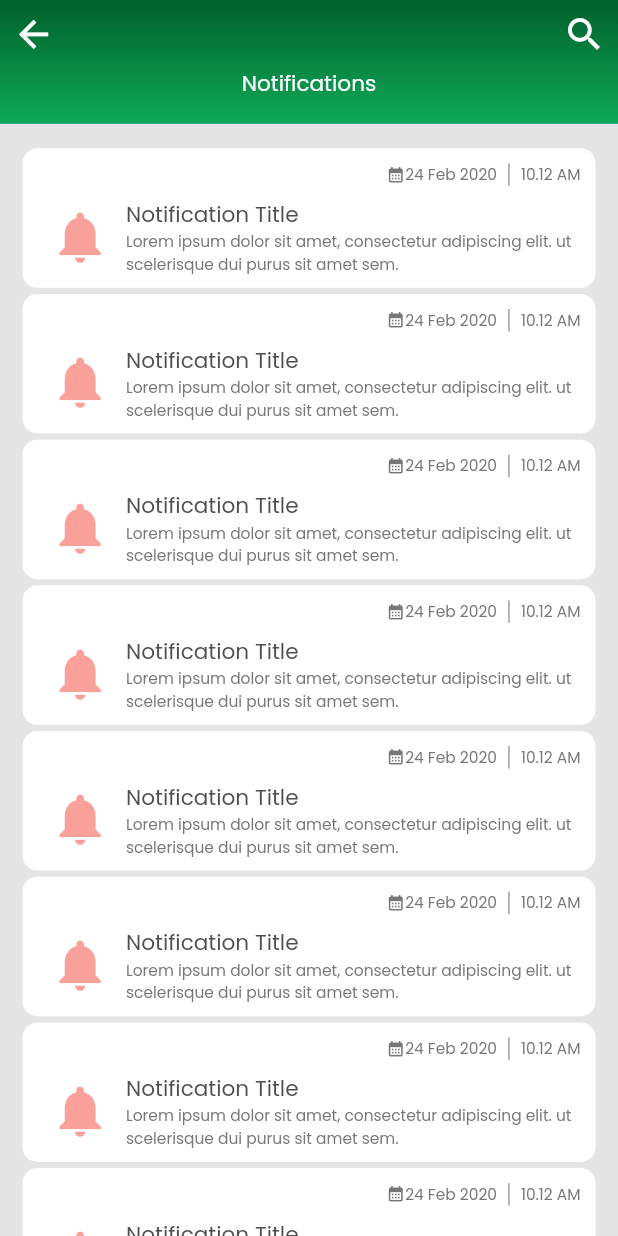
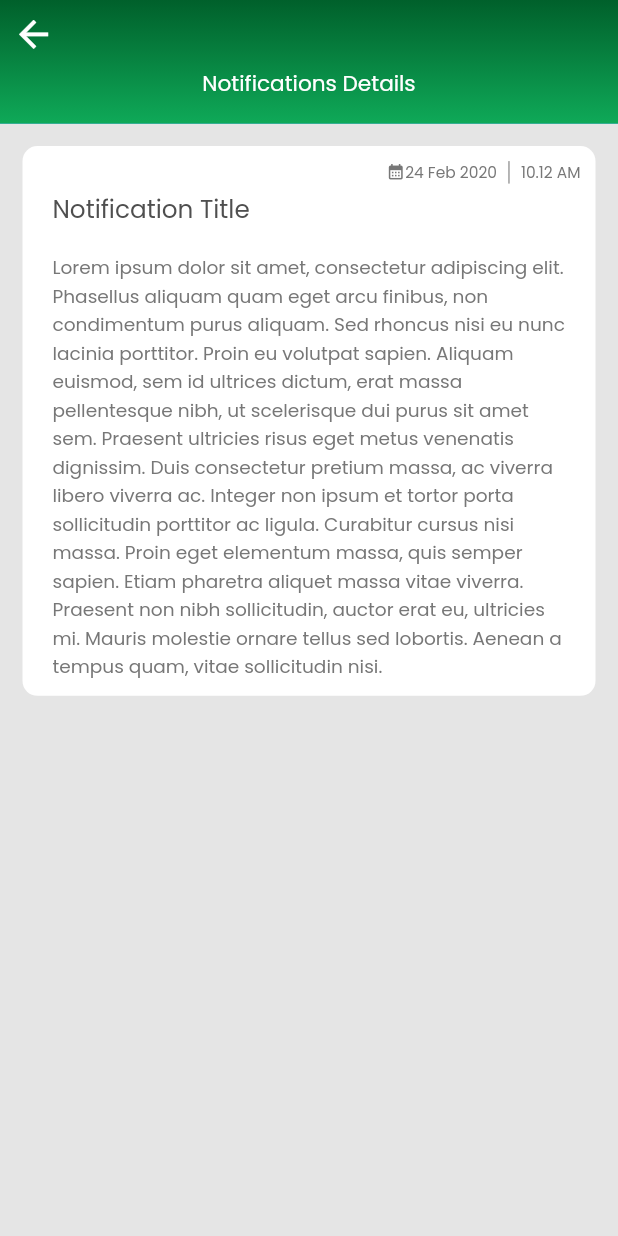
Before and after one commit to mahmudulri/07-Update-Austta, a Flutter app: the screen it shows after launch, on a phone screen of 412 x 824 dp. Run offline on Flutter 3.47's test engine with Material 2 defaults, Android fonts, the phone set to English and light mode, and no system bars; our stand-ins replace carousel_slider, file_picker, firebase_core, firebase_messaging, flutter_html, flutter_local_notifications and 10 more; missing offline and left inert: delta_to_html, flutter_quill, outlined_text, qr_code_scanner; accounts and stored records are empty.

Commit message:
added notification details

```diff
--- /dev/null
+++ b/lib/app/modules/notification/views/notification_details.dart
@@ -0,0 +1,166 @@
+import 'package:flutter/material.dart';
+import 'package:flutter/services.dart';
+import 'package:google_fonts/google_fonts.dart';
+
+class NotificatonDetails extends StatelessWidget {
+  const NotificatonDetails({super.key});
+
+  @override
+  Widget build(BuildContext context) {
+    var screenWidth = MediaQuery.of(context).size.width;
+    var screenHeigth = MediaQuery.of(context).size.height;
+    String longText =
+        "Lorem ipsum dolor sit amet, consectetur adipiscing elit. Phasellus aliquam quam eget arcu finibus, non condimentum purus aliquam. Sed rhoncus nisi eu nunc lacinia porttitor. Proin eu volutpat sapien. Aliquam euismod, sem id ultrices dictum, erat massa pellentesque nibh, ut scelerisque dui purus sit amet sem. Praesent ultricies risus eget metus venenatis dignissim. Duis consectetur pretium massa, ac viverra libero viverra ac. Integer non ipsum et tortor porta sollicitudin porttitor ac ligula. Curabitur cursus nisi massa. Proin eget elementum massa, quis semper sapien. Etiam pharetra aliquet massa vitae viverra. Praesent non nibh sollicitudin, auctor erat eu, ultricies mi. Mauris molestie ornare tellus sed lobortis. Aenean a tempus quam, vitae sollicitudin nisi.";
+    // SystemChrome.setEnabledSystemUIMode(SystemUiMode.manual,
+    //     overlays: [SystemUiOverlay.bottom]);
+    SystemChrome.setSystemUIOverlayStyle(
+        SystemUiOverlayStyle(statusBarColor: Color(0xffff00602B)));
+
+    return SafeArea(
+      child: Scaffold(
+          appBar: AppBar(
+            toolbarHeight: screenHeigth * 0.100,
+            flexibleSpace: Container(
+              // height: screenHeigth * 0.120,
+              width: double.infinity,
+              decoration: const BoxDecoration(
+                gradient: LinearGradient(
+                  begin: Alignment.topCenter,
+                  end: Alignment.bottomCenter,
+                  colors: [
+                    Color(0xff00602B),
+                    Color(0xff0FA958),
+                  ],
+                ),
+              ),
+              child: Column(
+                children: [
+                  Padding(
+                    padding: const EdgeInsets.all(8.0),
+                    child: Row(
+                      mainAxisAlignment: MainAxisAlignment.spaceBetween,
+                      children: [
+                        Icon(
+                          Icons.arrow_back,
+                          color: Colors.white,
+                          size: screenWidth * 0.070,
+                        ),
+                      ],
+                    ),
+                  ),
+                  Text(
+                    "Notifications Details",
+                    style: GoogleFonts.poppins(
+                      textStyle: TextStyle(
+                        fontSize: screenWidth * 0.035,
+                        color: Color(0xffFFFFFF),
+                      ),
+                    ),
+                  ),
+                ],
+              ),
+            ),
+            elevation: 0.0,
+          ),
+          backgroundColor: Color(0xffE5E5E5),
+          body: Column(
+            children: [
+              Padding(
+                padding: const EdgeInsets.only(
+                  top: 15,
+                  left: 15,
+                  right: 15,
+                ),
+                child: Container(
+                  decoration: BoxDecoration(
+                    color: Colors.white,
+                    borderRadius: BorderRadius.circular(10),
+                  ),
+                  width: screenWidth,
+                  child: Column(
+                    children: [
+                      IntrinsicHeight(
+                        child: Padding(
+                          padding: const EdgeInsets.only(
+                            right: 10,
+                            top: 10,
+                          ),
+                          child: Row(
+                            mainAxisAlignment: MainAxisAlignment.end,
+                            children: [
+                              Icon(
+                                Icons.calendar_month,
+                                color: Color(0xff777777),
+                                size: screenWidth * 0.030,
+                              ),
+                              Text(
+                                '24 Feb 2020',
+                                style: GoogleFonts.poppins(
+                                  textStyle: TextStyle(
+                                    fontSize: screenWidth * 0.025,
+                                    color: Color(0xff777777),
+                                  ),
+                                ),
+                              ),
+                              VerticalDivider(
+                                color: Colors.grey,
+                                thickness: 1,
+                              ),
+                              Text(
+                                '10.12 AM',
+                                style: GoogleFonts.poppins(
+                                  textStyle: TextStyle(
+                                    fontSize: screenWidth * 0.025,
+                                    color: Color(0xff777777),
+                                  ),
+                                ),
+                              ),
+                            ],
+                          ),
+                        ),
+                      ),
+                      Padding(
+                        padding: const EdgeInsets.only(
+                          top: 5,
+                          left: 20,
+                          right: 20,
+                          bottom: 10,
+                        ),
+                        child: Container(
+                          child: Column(
+                            crossAxisAlignment: CrossAxisAlignment.start,
+                            children: [
+                              Text(
+                                "Notification Title",
+                                style: GoogleFonts.poppins(
+                                  textStyle: TextStyle(
+                                    fontSize: screenWidth * 0.040,
+                                    color: Color(0xff4F4F4F),
+                                  ),
+                                ),
+                              ),
+                              SizedBox(
+                                height: screenHeigth * 0.020,
+                              ),
+                              Text(
+                                longText,
+                                style: GoogleFonts.poppins(
+                                  textStyle: TextStyle(
+                                    fontSize: screenWidth * 0.030,
+                                    color: Color(0xff777777),
+                                  ),
+                                ),
+                              ),
+                            ],
+                          ),
+                        ),
+                      ),
+                    ],
+                  ),
+                ),
+              ),
+            ],
+          )),
+    );
+  }
+}
--- a/lib/app/routes/app_pages.dart
+++ b/lib/app/routes/app_pages.dart
@@ -1,4 +1,5 @@
 import 'package:aust_textile_alumni/app/modules/live_stream/live_stream_view.dart';
+import 'package:aust_textile_alumni/app/modules/notification/views/notification_details.dart';
 import 'package:aust_textile_alumni/app/modules/notification/views/notification_view.dart';
 import 'package:aust_textile_alumni/app/modules/user_profile/views/user_profile.dart';
 import 'package:aust_textile_alumni/draft.dart';
@@ -34,7 +35,7 @@ part 'app_routes.dart';
 class AppPages {
   AppPages._();
 
-  static const INITIAL = Routes.NOTIFICATION;
+  static const INITIAL = Routes.NOTIFICATION_DETAILS;
 
   static final routes = [
     GetPage(
@@ -113,5 +114,9 @@ class AppPages {
       name: _Paths.NOTIFICATION,
       page: () => NotificatonView(),
     ),
+    GetPage(
+      name: _Paths.NOTIFICATION_DETAILS,
+      page: () => NotificatonDetails(),
+    ),
   ];
 }
--- a/lib/app/routes/app_routes.dart
+++ b/lib/app/routes/app_routes.dart
@@ -20,6 +20,7 @@ abstract class Routes {
   static const DRAFTPAGE = _Paths.DRAFTPAGE;
   static const USER_PROFILE = _Paths.USER_PROFILE;
   static const NOTIFICATION = _Paths.NOTIFICATION;
+  static const NOTIFICATION_DETAILS = _Paths.NOTIFICATION_DETAILS;
 }
 
 abstract class _Paths {
@@ -39,4 +40,5 @@ abstract class _Paths {
   static const DRAFTPAGE = '/draft-page';
   static const USER_PROFILE = '/user-profile';
   static const NOTIFICATION = '/notification';
+  static const NOTIFICATION_DETAILS = '/notification-details';
 }
```
